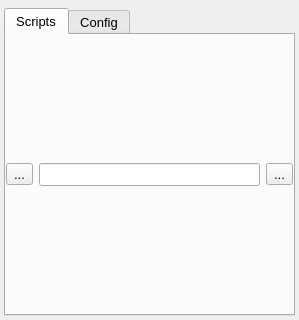
Above: UIs/nPython.ui from NeutrinoToolkit/Neutrino before the change. Below: the same form after it.
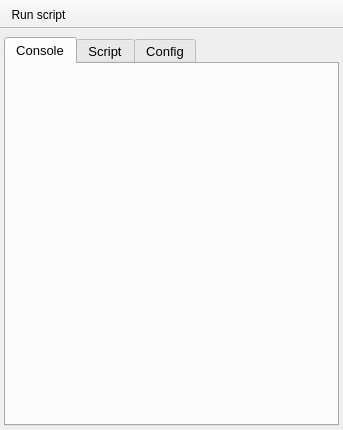
That is the form after the change. Icons and pictures are not drawn. Custom widgets are drawn as their Qt base class.

Patch:
```diff
--- a/UIs/nPython.ui
+++ b/UIs/nPython.ui
@@ -6,8 +6,8 @@
    <rect>
     <x>0</x>
     <y>0</y>
-    <width>299</width>
-    <height>320</height>
+    <width>343</width>
+    <height>430</height>
    </rect>
   </property>
   <property name="windowTitle">
@@ -45,9 +45,9 @@
       </property>
       <widget class="QWidget" name="run">
        <attribute name="title">
-        <string>Scripts</string>
+        <string>Console</string>
        </attribute>
-       <layout class="QGridLayout" name="gridLayout_2" rowstretch="0,1">
+       <layout class="QGridLayout" name="gridLayout_2" rowstretch="0">
         <property name="leftMargin">
          <number>0</number>
         </property>
@@ -60,69 +60,53 @@
         <property name="bottomMargin">
          <number>0</number>
         </property>
-        <item row="0" column="0">
-         <widget class="QToolButton" name="loadScript">
-          <property name="toolTip">
-           <string>Load script</string>
-          </property>
-          <property name="text">
-           <string>...</string>
-          </property>
-          <property name="icon">
-           <iconset resource="../resources/icons/icons.qrc">
-            <normaloff>:/icons/loadPref.png</normaloff>:/icons/loadPref.png</iconset>
-          </property>
-          <property name="iconSize">
-           <size>
-            <width>20</width>
-            <height>20</height>
-           </size>
-          </property>
-         </widget>
-        </item>
-        <item row="0" column="1">
-         <widget class="QLineEdit" name="scriptFile">
-          <property name="font">
-           <font>
-            <pointsize>10</pointsize>
-           </font>
-          </property>
-          <property name="toolTip">
-           <string>Script filename</string>
-          </property>
-          <property name="readOnly">
-           <bool>false</bool>
-          </property>
-          <property name="neutrinoSave" stdset="0">
-           <bool>true</bool>
-          </property>
-         </widget>
-        </item>
-        <item row="0" column="2">
-         <widget class="QToolButton" name="runScript">
-          <property name="toolTip">
-           <string>Run script</string>
-          </property>
-          <property name="text">
-           <string>...</string>
-          </property>
-          <property name="icon">
-           <iconset resource="../resources/icons/icons.qrc">
-            <normaloff>:/icons/gearPy.png</normaloff>:/icons/gearPy.png</iconset>
-          </property>
-          <property name="iconSize">
-           <size>
-            <width>20</width>
-            <height>20</height>
-           </size>
-          </property>
-         </widget>
-        </item>
-        <item row="1" column="0" colspan="3">
+        <item row="0" column="0" colspan="2">
          <layout class="QVBoxLayout" name="console"/>
         </item>
        </layout>
       </widget>
+      <widget class="QWidget" name="scripts">
+       <attribute name="title">
+        <string>Script</string>
+       </attribute>
+       <layout class="QVBoxLayout" name="verticalLayout" stretch="0">
+        <property name="leftMargin">
+         <number>0</number>
+        </property>
+        <property name="topMargin">
+         <number>4</number>
+        </property>
+        <property name="rightMargin">
+         <number>0</number>
+        </property>
+        <property name="bottomMargin">
+         <number>0</number>
+        </property>
+        <item>
+         <widget class="QSplitter" name="splitter">
+          <property name="orientation">
+           <enum>Qt::Vertical</enum>
+          </property>
+          <widget class="CodeEditor" name="script">
+           <property name="font">
+            <font>
+             <pointsize>10</pointsize>
+            </font>
+           </property>
+           <property name="plainText">
+            <string notr="true"/>
+           </property>
+           <property name="tabStopWidth">
+            <number>10</number>
+           </property>
+           <property name="neutrinoSave" stdset="0">
+            <bool>true</bool>
+           </property>
+          </widget>
+         </widget>
+        </item>
+       </layout>
+      </widget>
       <widget class="QWidget" name="config">
        <attribute name="title">
         <string>Config</string>
@@ -263,7 +247,47 @@
     </item>
    </layout>
   </widget>
+  <widget class="QToolBar" name="toolBar">
+   <property name="windowTitle">
+    <string>toolBar</string>
+   </property>
+   <property name="movable">
+    <bool>false</bool>
+   </property>
+   <property name="iconSize">
+    <size>
+     <width>20</width>
+     <height>20</height>
+    </size>
+   </property>
+   <property name="floatable">
+    <bool>false</bool>
+   </property>
+   <attribute name="toolBarArea">
+    <enum>TopToolBarArea</enum>
+   </attribute>
+   <attribute name="toolBarBreak">
+    <bool>false</bool>
+   </attribute>
+   <addaction name="actionRun_script"/>
+  </widget>
+  <action name="actionRun_script">
+   <property name="icon">
+    <iconset resource="../resources/icons/icons.qrc">
+     <normaloff>:/icons/filePy.png</normaloff>:/icons/filePy.png</iconset>
+   </property>
+   <property name="text">
+    <string>Run script</string>
+   </property>
+  </action>
  </widget>
+ <customwidgets>
+  <customwidget>
+   <class>CodeEditor</class>
+   <extends>QPlainTextEdit</extends>
+   <header>codeeditor.h</header>
+  </customwidget>
+ </customwidgets>
  <resources>
   <include location="../resources/icons/icons.qrc"/>
  </resources>
```
Left out of the diff: 2 changed lines with no effect on the pictures.
